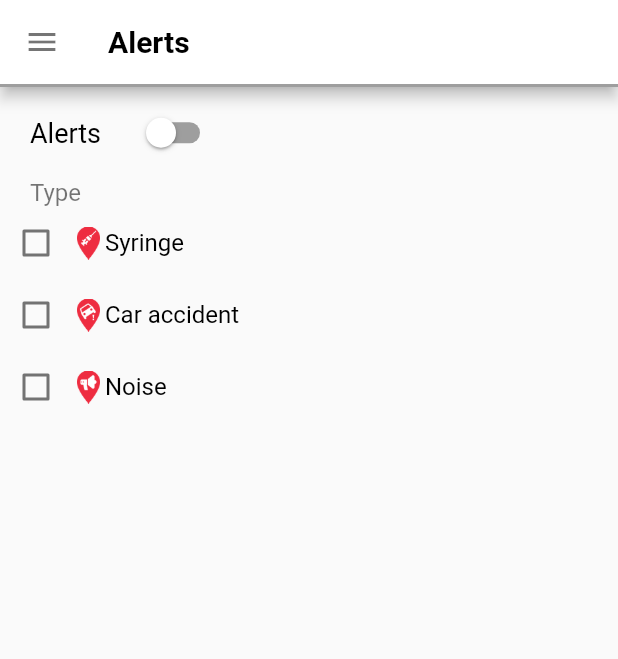
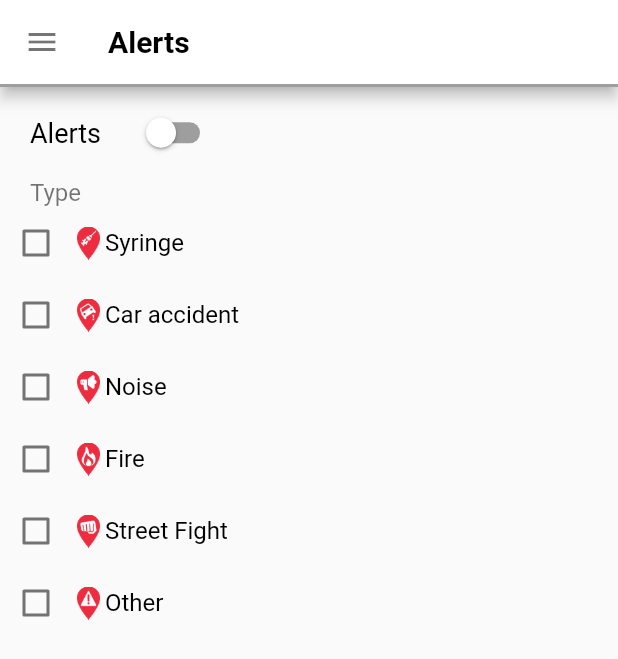
Before and after one commit to bryanpei/dsc-neu-safer-transportation, a Flutter app: the Home screen opened by its route, after a tap on the "menu" icon, after a tap on "alerts", on a phone screen of 412 x 824 dp. Shown: the top 659 px of the screen. Run offline on Flutter 3.47's test engine with Material 2 defaults, Android fonts, the phone set to English and light mode, and no system bars; our stand-ins replace firebase_auth, geolocator, google_maps_flutter; accounts and stored records are empty; network calls fail.

Commit message:
Added all types of alert checkboxes

```diff
--- a/lib/screens/alerts.dart
+++ b/lib/screens/alerts.dart
@@ -162,6 +162,93 @@ class _AlertsState extends State {
                           ],
                         )
                     ),
+                    Container(
+                      // Fire Checkbox
+                        child: Row(
+                          children: <Widget>[
+                            Checkbox(
+                              value: fireBox,
+                              activeColor: Colors.black,
+                              onChanged: (bool value) {
+                                setState(() {
+                                  fireBox = value;
+                                });
+                              },
+                            ),
+                            Container(
+                                width: 22.0,
+                                height: 22.0,
+                                child: SizedBox(
+                                    child: Image.asset('assets/images/icon-fire.png')
+                                )
+                            ),
+                            Container(
+                                child: Text('Fire', style: TextStyle(
+                                    fontSize: 16.0,
+                                    color: Colors.black
+                                ),)
+                            )
+                          ],
+                        )
+                    ),
+                    Container(
+                      // Noise Checkbox
+                        child: Row(
+                          children: <Widget>[
+                            Checkbox(
+                              value: fightBox,
+                              activeColor: Colors.black,
+                              onChanged: (bool value) {
+                                setState(() {
+                                  fightBox = value;
+                                });
+                              },
+                            ),
+                            Container(
+                                width: 22.0,
+                                height: 22.0,
+                                child: SizedBox(
+                                    child: Image.asset('assets/images/icon-fight.png')
+                                )
+                            ),
+                            Container(
+                                child: Text('Street Fight', style: TextStyle(
+                                    fontSize: 16.0,
+                                    color: Colors.black
+                                ),)
+                            )
+                          ],
+                        )
+                    ),
+                    Container(
+                      // Other Checkbox
+                        child: Row(
+                          children: <Widget>[
+                            Checkbox(
+                              value: otherBox,
+                              activeColor: Colors.black,
+                              onChanged: (bool value) {
+                                setState(() {
+                                  otherBox = value;
+                                });
+                              },
+                            ),
+                            Container(
+                                width: 22.0,
+                                height: 22.0,
+                                child: SizedBox(
+                                    child: Image.asset('assets/images/icon-other.png')
+                                )
+                            ),
+                            Container(
+                                child: Text('Other', style: TextStyle(
+                                    fontSize: 16.0,
+                                    color: Colors.black
+                                ),)
+                            )
+                          ],
+                        )
+                    ),
                   ],
                 )
             )
```
